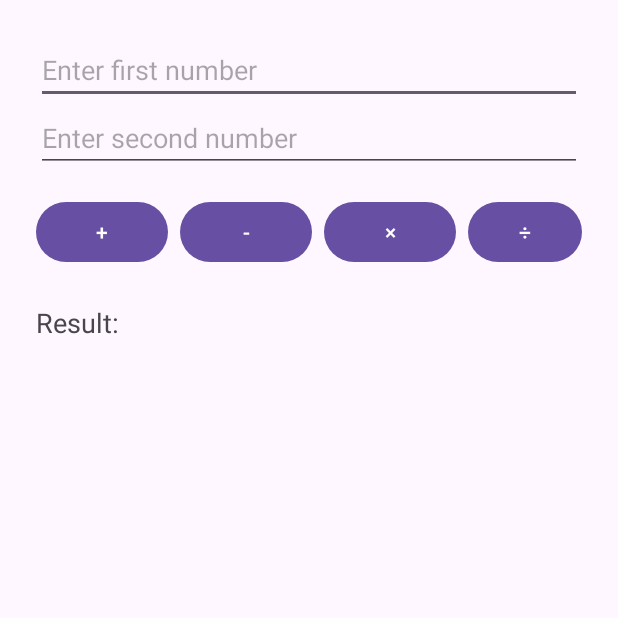
After one commit to nmortezamt/android_profile, an Android app: the CalculatorActivity screen opened directly, with no data from a screen before it, on a phone screen of 412 x 824 dp, the top half of it. The commit adds this screen. Run offline under Robolectric (Android 15) with nearby library versions, the phone set to English and light mode, and no system bars.

Commit message:
add calculator activity

```diff
--- a/app/src/main/AndroidManifest.xml
+++ b/app/src/main/AndroidManifest.xml
@@ -13,7 +13,7 @@
         android:theme="@style/Theme.Profile"
         tools:targetApi="31">
         <activity android:name=".ProfileActivity" android:exported="true"/>
-
+        <activity android:name=".CalculatorActivity" />
         <activity
             android:name=".MainActivity"
             android:exported="true">
--- /dev/null
+++ b/app/src/main/java/com/example/profile/CalculatorActivity.java
@@ -0,0 +1,64 @@
+package com.example.profile;
+
+import android.os.Bundle;
+import android.widget.Button;
+import android.widget.EditText;
+import android.widget.TextView;
+import android.widget.Toast;
+
+import androidx.appcompat.app.AppCompatActivity;
+
+public class CalculatorActivity extends AppCompatActivity
+{
+    EditText num1, num2;
+    TextView result;
+    Button addBtn, subtractBtn, multiplyBtn, divideBtn;
+
+    @Override
+    protected void onCreate(Bundle savedInstanceState) {
+        super.onCreate(savedInstanceState);
+        setContentView(R.layout.calculator);
+
+        num1 = findViewById(R.id.editTextNumber1);
+        num2 = findViewById(R.id.editTextNumber2);
+        result = findViewById(R.id.resultText);
+
+        addBtn = findViewById(R.id.btnAdd);
+        subtractBtn = findViewById(R.id.btnSubtract);
+        multiplyBtn = findViewById(R.id.btnMultiply);
+        divideBtn = findViewById(R.id.btnDivide);
+
+        addBtn.setOnClickListener(view -> calculate('+'));
+        subtractBtn.setOnClickListener(view -> calculate('-'));
+        multiplyBtn.setOnClickListener(view -> calculate('*'));
+        divideBtn.setOnClickListener(view -> calculate('/'));
+    }
+
+    private void calculate(char operator) {
+        String input1 = num1.getText().toString();
+        String input2 = num2.getText().toString();
+
+        if (input1.isEmpty() || input2.isEmpty()) {
+            Toast.makeText(this, "Please enter both numbers", Toast.LENGTH_SHORT).show();
+            return;
+        }
+
+        double number1 = Double.parseDouble(input1);
+        double number2 = Double.parseDouble(input2);
+        double res = 0;
+
+        switch (operator) {
+            case '+': res = number1 + number2; break;
+            case '-': res = number1 - number2; break;
+            case '*': res = number1 * number2; break;
+            case '/':
+                if (number2 == 0) {
+                    Toast.makeText(this, "Cannot divide by zero", Toast.LENGTH_SHORT).show();
+                    return;
+                }
+                res = number1 / number2; break;
+        }
+
+        result.setText("Result: " + res);
+    }
+}
--- a/app/src/main/java/com/example/profile/ProfileActivity.java
+++ b/app/src/main/java/com/example/profile/ProfileActivity.java
@@ -1,7 +1,9 @@
 package com.example.profile;
 
+import android.content.Intent;
 import android.content.SharedPreferences;
 import android.os.Bundle;
+import android.widget.Button;
 import android.widget.ImageView;
 import android.widget.TextView;
 import androidx.annotation.Nullable;
@@ -28,5 +30,12 @@ public class ProfileActivity extends AppCompatActivity {
         fullNameText.setText("Full Name: " + firstName + " " + lastName);
         ageText.setText("Age: " + age);
         bioText.setText("Bio: " + bio);
+
+        Button openCalculatorBtn = findViewById(R.id.openCalculatorBtn);
+
+        openCalculatorBtn.setOnClickListener(v -> {
+            Intent intent = new Intent(ProfileActivity.this, CalculatorActivity.class);
+            startActivity(intent);
+        });
     }
 }
--- /dev/null
+++ b/app/src/main/res/layout/calculator.xml
@@ -0,0 +1,74 @@
+<?xml version="1.0" encoding="utf-8"?>
+<androidx.constraintlayout.widget.ConstraintLayout
+    xmlns:android="http://schemas.android.com/apk/res/android"
+    xmlns:app="http://schemas.android.com/apk/res-auto"
+    xmlns:tools="http://schemas.android.com/tools"
+    android:layout_width="match_parent"
+    android:layout_height="match_parent"
+    tools:context=".CalculatorActivity">
+
+    <LinearLayout
+        xmlns:android="http://schemas.android.com/apk/res/android"
+        android:layout_width="match_parent"
+        android:layout_height="match_parent"
+        android:padding="24dp"
+        android:orientation="vertical">
+
+        <EditText
+            android:id="@+id/editTextNumber1"
+            android:layout_width="match_parent"
+            android:layout_height="wrap_content"
+            android:hint="Enter first number"
+            android:inputType="numberDecimal"/>
+
+        <EditText
+            android:id="@+id/editTextNumber2"
+            android:layout_width="match_parent"
+            android:layout_height="wrap_content"
+            android:hint="Enter second number"
+            android:inputType="numberDecimal"/>
+
+        <LinearLayout
+            android:layout_width="match_parent"
+            android:layout_height="wrap_content"
+            android:orientation="horizontal"
+            android:gravity="center"
+            android:layout_marginTop="16dp">
+
+            <Button
+                android:id="@+id/btnAdd"
+                android:text="+"
+                android:layout_width="wrap_content"
+                android:layout_height="wrap_content"/>
+
+            <Button
+                android:id="@+id/btnSubtract"
+                android:text="-"
+                android:layout_width="wrap_content"
+                android:layout_height="wrap_content"
+                android:layout_marginStart="8dp"/>
+
+            <Button
+                android:id="@+id/btnMultiply"
+                android:text="×"
+                android:layout_width="wrap_content"
+                android:layout_height="wrap_content"
+                android:layout_marginStart="8dp"/>
+
+            <Button
+                android:id="@+id/btnDivide"
+                android:text="÷"
+                android:layout_width="wrap_content"
+                android:layout_height="wrap_content"
+                android:layout_marginStart="8dp"/>
+        </LinearLayout>
+
+        <TextView
+            android:id="@+id/resultText"
+            android:layout_width="match_parent"
+            android:layout_height="wrap_content"
+            android:text="Result: "
+            android:textSize="18sp"
+            android:layout_marginTop="24dp"/>
+    </LinearLayout>
+</androidx.constraintlayout.widget.ConstraintLayout>
--- a/app/src/main/res/layout/profile.xml
+++ b/app/src/main/res/layout/profile.xml
@@ -29,5 +29,17 @@
             android:layout_width="match_parent"
             android:textSize="24sp"
             android:layout_height="wrap_content"/>
+
+        <View
+            android:layout_width="match_parent"
+            android:layout_height="1dp"
+            android:background="#CCCCCC"
+            android:layout_marginTop="16dp"
+            android:layout_marginBottom="16dp"/>
+        <Button
+            android:id="@+id/openCalculatorBtn"
+            android:layout_width="wrap_content"
+            android:layout_height="wrap_content"
+            android:text="Open Calculator"/>
     </LinearLayout>
 </androidx.constraintlayout.widget.ConstraintLayout>
```
